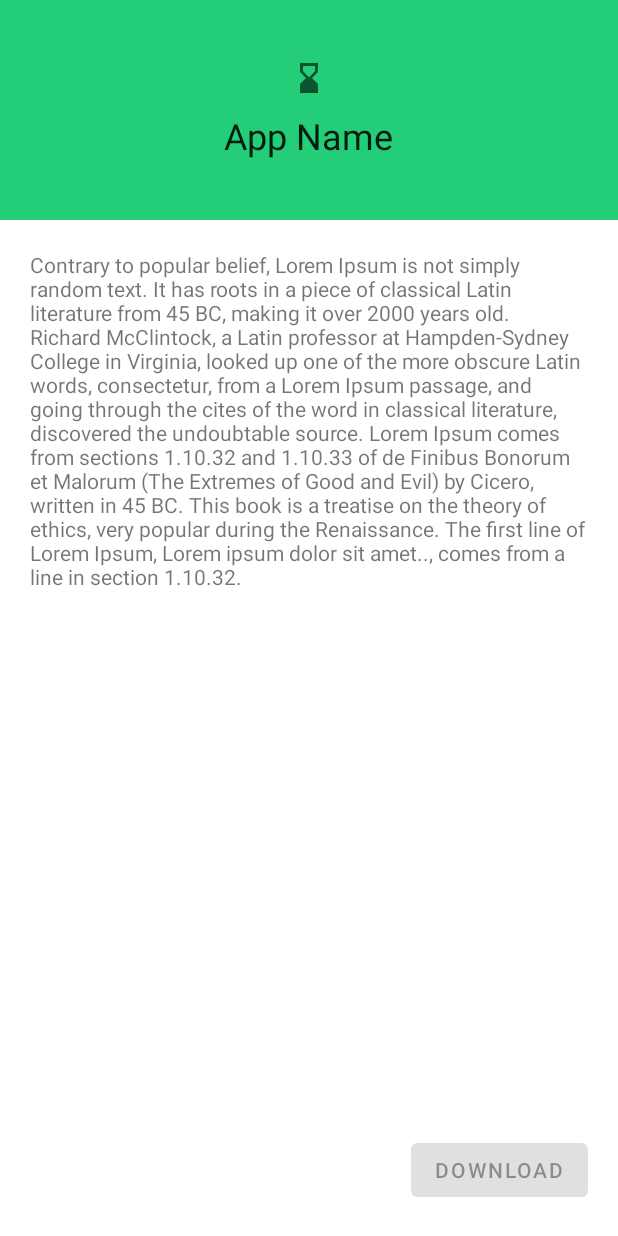
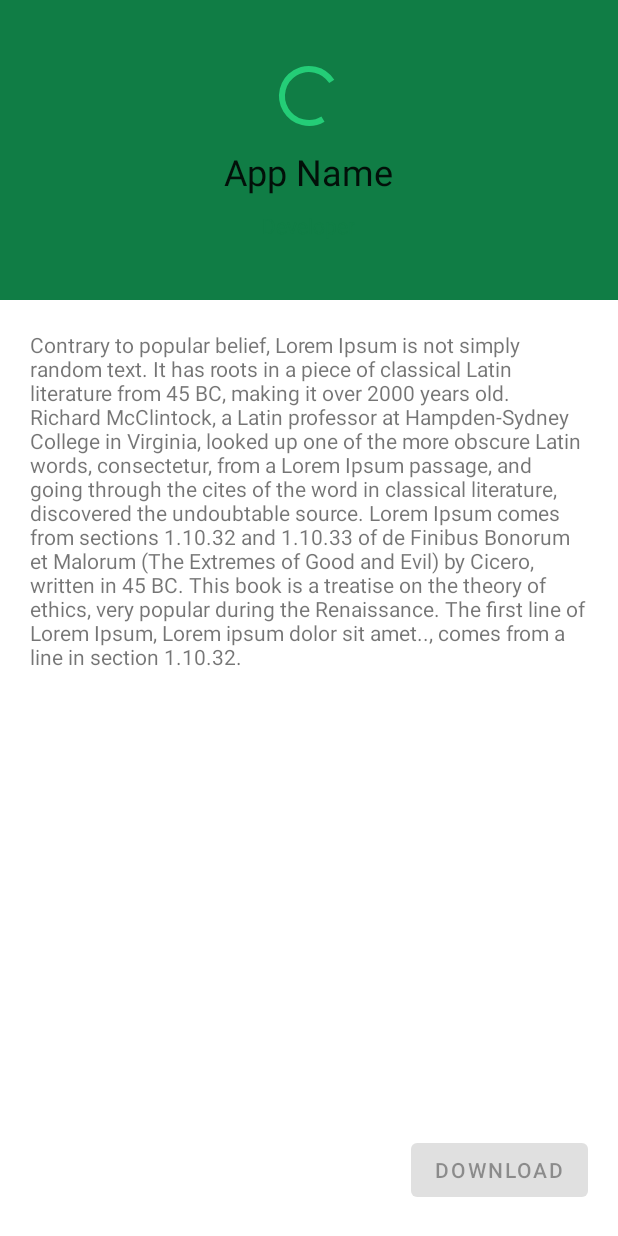
Before and after one commit to MuntashirAkon/Apkpurer, an Android app: the layout fragment_app.xml on its own in the app's theme, with its tools: preview values and no code run, on a phone screen of 412 x 824 dp. Run offline under Robolectric (Android 15) with nearby library versions, the phone set to English and light mode, and no system bars; network calls fail.

```diff
--- /dev/null
+++ b/app/src/main/java/gh/cloneconf/apkpurer/model/DevPage.kt
@@ -0,0 +1,6 @@
+package gh.cloneconf.apkpurer.model
+
+class DevPage (
+    val name : String,
+    val apps : List<App>
+)
--- a/app/src/main/res/layout/fragment_app.xml
+++ b/app/src/main/res/layout/fragment_app.xml
@@ -22,12 +22,24 @@
                 android:gravity="center"
                 android:paddingTop="40dp"
                 android:paddingBottom="40dp"
-                android:background="?colorPrimary">
+                android:background="@color/primary_dark">
+
+                <FrameLayout
+                    android:layout_width="wrap_content"
+                    android:layout_height="wrap_content">
+
                     <ImageView
                         android:id="@+id/logoIv"
                         android:layout_width="wrap_content"
+                        android:layout_height="wrap_content" />
+
+                    <com.google.android.material.progressindicator.CircularProgressIndicator
+                        android:id="@+id/cProgress"
+                        android:layout_width="wrap_content"
                         android:layout_height="wrap_content"
-                android:src="@drawable/ic_baseline_hourglass_bottom_24"/>
+                        android:indeterminate="true"
+                        android:layout_gravity="center"/>
+                </FrameLayout>
 
                 <TextView
                     android:id="@+id/titleTv"
@@ -36,6 +48,14 @@
                     tools:text="App Name"
                     android:layout_marginTop="10dp"
                     style="@style/TextAppearance.AppCompat.Headline"/>
+                <TextView
+                    android:id="@+id/devTv"
+                    android:layout_width="wrap_content"
+                    android:layout_height="wrap_content"
+                    tools:text="Developer"
+                    android:layout_marginTop="10dp"
+                    style="@style/TextAppearance.AppCompat.Body1"
+                    android:textColor="@color/primary_dark"/>
 
             </LinearLayout>
 
--- a/app/src/main/res/values/themes.xml
+++ b/app/src/main/res/values/themes.xml
@@ -3,6 +3,7 @@
     <style name="Theme.Apkpurer" parent="Theme.MaterialComponents.DayNight.NoActionBar">
         <!-- Primary brand color. -->
         <item name="colorPrimary">@color/primary</item>
+        <item name="android:colorPrimaryDark">@color/primary_dark</item>
         <item name="colorPrimaryVariant">@color/primary_dark</item>
         <item name="colorOnPrimary">@color/black</item>
         <!-- Secondary brand color. -->
```
Also changed, not shown: app/src/main/java/gh/cloneconf/apkpurer/Apkpurer.kt (+31 -3 lines), app/src/main/java/gh/cloneconf/apkpurer/ui/AppFragment.kt (+19 -1 lines), app/src/main/java/gh/cloneconf/apkpurer/ui/ResultsFragment.kt (+16 -1 lines). Lines whose indentation alone changed are shown as unchanged.
